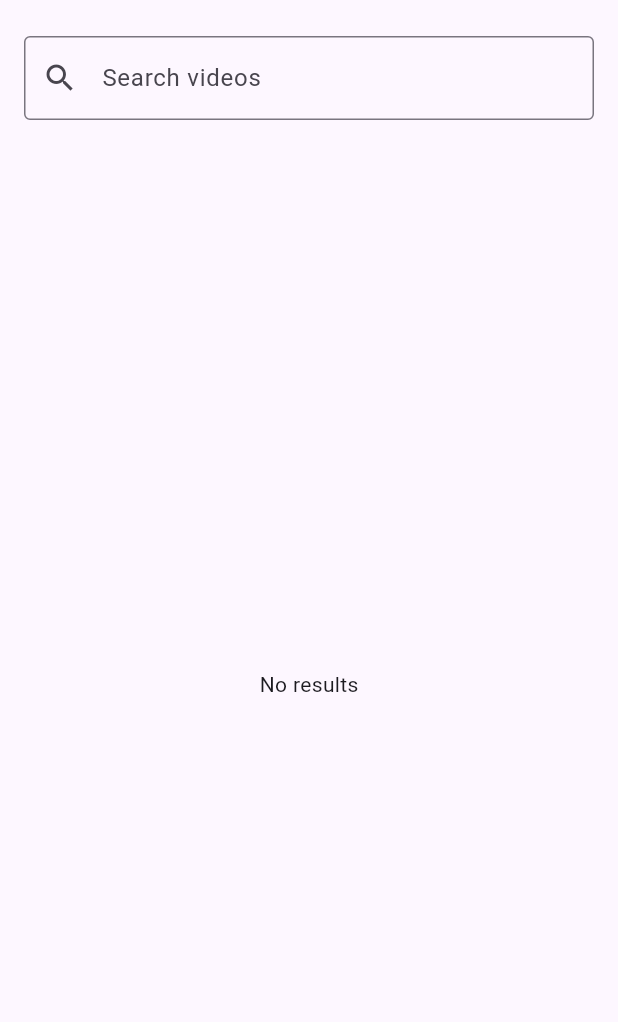
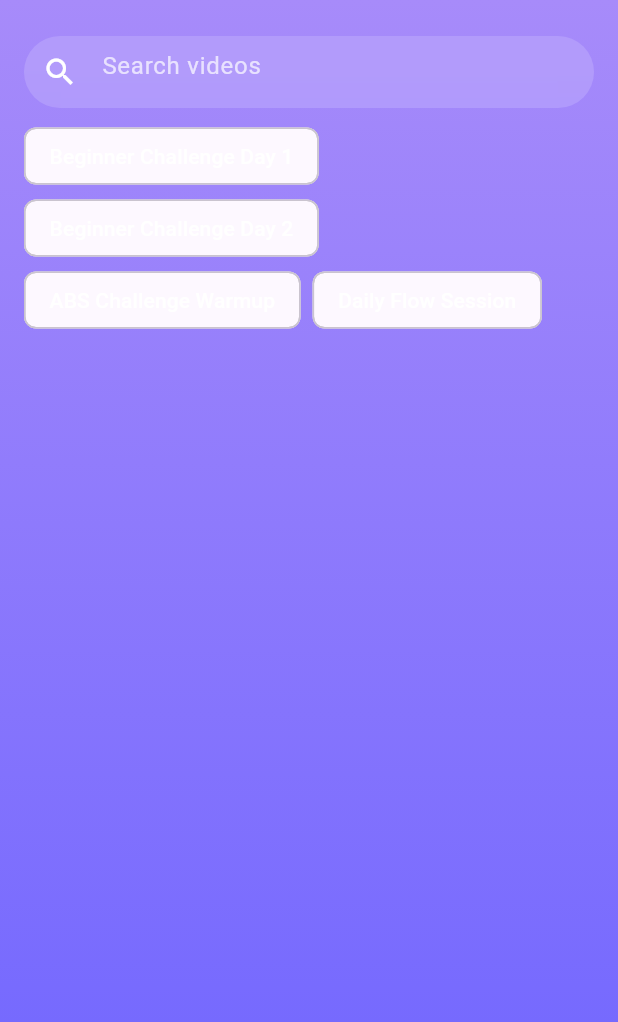
Before and after one commit to Vivek5kwt/saara, a Flutter app: the SearchPage widget shown alone on an empty page, opened directly, on a phone screen of 412 x 824 dp. Shown: the top 1022 px of the screen. Run offline on Flutter 3.47's test engine with Material 3 defaults, Android fonts, the phone set to English and light mode, and no system bars; our stand-ins replace bloc, equatable, firebase_auth, firebase_core, flutter_bloc, go_router and 2 more; missing offline and left inert: flutter_facebook_auth; accounts and stored records are empty; network calls fail.

Commit message:
feat: enhance search page with suggestions and animation

```diff
--- a/lib/features/search/view/search_page.dart
+++ b/lib/features/search/view/search_page.dart
@@ -1,6 +1,8 @@
+import 'dart:ui';
+
 import 'package:flutter/material.dart';
 
-/// A simple search interface that filters a static list of video titles.
+/// A creative search experience with animated results and quick suggestions.
 class SearchPage extends StatefulWidget {
   const SearchPage({super.key});
 
@@ -8,7 +10,7 @@ class SearchPage extends StatefulWidget {
   State<SearchPage> createState() => _SearchPageState();
 }
 
-class _SearchPageState extends State<SearchPage> {
+class _SearchPageState extends State<SearchPage> with SingleTickerProviderStateMixin {
   final TextEditingController _controller = TextEditingController();
 
   /// Example list of video titles. In a real app this could come from a backend
@@ -24,57 +26,117 @@ class _SearchPageState extends State<SearchPage> {
 
   List<String> _filtered = const [];
 
+  late final AnimationController _fadeController;
+  late final Animation<double> _fadeAnimation;
+
   @override
   void initState() {
     super.initState();
     _controller.addListener(_onSearchChanged);
+    _fadeController = AnimationController(vsync: this, duration: const Duration(milliseconds: 300));
+    _fadeAnimation = CurvedAnimation(parent: _fadeController, curve: Curves.easeInOut);
   }
 
   @override
   void dispose() {
     _controller.removeListener(_onSearchChanged);
     _controller.dispose();
+    _fadeController.dispose();
     super.dispose();
   }
 
   void _onSearchChanged() {
     final query = _controller.text.toLowerCase();
+    final results = query.isEmpty
+        ? const []
+        : _allVideos.where((v) => v.toLowerCase().contains(query)).toList();
     setState(() {
-      _filtered = query.isEmpty
-          ? const []
-          : _allVideos
-              .where((v) => v.toLowerCase().contains(query))
-              .toList();
+      _filtered = results;
     });
+    if (_filtered.isNotEmpty) {
+      _fadeController.forward();
+    } else {
+      _fadeController.reverse();
+    }
+  }
+
+  void _useSuggestion(String text) {
+    _controller.text = text;
+    _controller.selection = TextSelection.fromPosition(TextPosition(offset: text.length));
   }
 
   @override
   Widget build(BuildContext context) {
-    return SafeArea(
+    return Container(
+      decoration: const BoxDecoration(
+        gradient: LinearGradient(
+          begin: Alignment.topCenter,
+          end: Alignment.bottomCenter,
+          colors: [Color(0xFFA78BFA), Color(0xFF6C63FF)],
+        ),
+      ),
+      child: SafeArea(
         child: Column(
+          crossAxisAlignment: CrossAxisAlignment.start,
           children: [
             Padding(
               padding: const EdgeInsets.fromLTRB(16, 24, 16, 8),
-            child: Center(
+              child: ClipRRect(
+                borderRadius: BorderRadius.circular(24),
+                child: BackdropFilter(
+                  filter: ImageFilter.blur(sigmaX: 15, sigmaY: 15),
                   child: TextField(
                     controller: _controller,
-                decoration: const InputDecoration(
+                    style: const TextStyle(color: Colors.white),
+                    decoration: InputDecoration(
                       hintText: 'Search videos',
-                  prefixIcon: Icon(Icons.search),
-                  border: OutlineInputBorder(),
+                      hintStyle: TextStyle(color: Colors.white.withOpacity(0.7)),
+                      filled: true,
+                      fillColor: Colors.white.withOpacity(0.15),
+                      prefixIcon: const Icon(Icons.search, color: Colors.white),
+                      border: InputBorder.none,
                     ),
                   ),
                 ),
               ),
+            ),
+            if (_controller.text.isEmpty)
+              Padding(
+                padding: const EdgeInsets.symmetric(horizontal: 16),
+                child: Wrap(
+                  spacing: 8,
+                  children: _allVideos.take(4).map((s) {
+                    return ActionChip(
+                      label: Text(s),
+                      labelStyle: const TextStyle(color: Colors.white),
+                      backgroundColor: Colors.white.withOpacity(0.15),
+                      onPressed: () => _useSuggestion(s),
+                    );
+                  }).toList(),
+                ),
+              ),
+            const SizedBox(height: 8),
             Expanded(
+              child: FadeTransition(
+                opacity: _fadeAnimation,
                 child: _filtered.isEmpty
-                ? const Center(child: Text('No results'))
-                : ListView.builder(
+                    ? const Center(
+                        child: Text(
+                          'No results',
+                          style: TextStyle(color: Colors.white70),
+                        ),
+                      )
+                    : ListView.separated(
                         itemCount: _filtered.length,
+                        separatorBuilder: (_, __) => const Divider(
+                          color: Colors.white24,
+                          height: 1,
+                        ),
                         itemBuilder: (context, index) {
                           final title = _filtered[index];
                           return ListTile(
-                        title: Text(title),
+                            title: Text(title, style: const TextStyle(color: Colors.white)),
+                            trailing: const Icon(Icons.play_arrow, color: Colors.white),
                             onTap: () {
                               ScaffoldMessenger.of(context).showSnackBar(
                                 SnackBar(content: Text('Selected "$title"')),
@@ -84,7 +146,9 @@ class _SearchPageState extends State<SearchPage> {
                         },
                       ),
               ),
+            ),
           ],
+        ),
       ),
     );
   }
```
Lines whose indentation alone changed are shown as unchanged.
